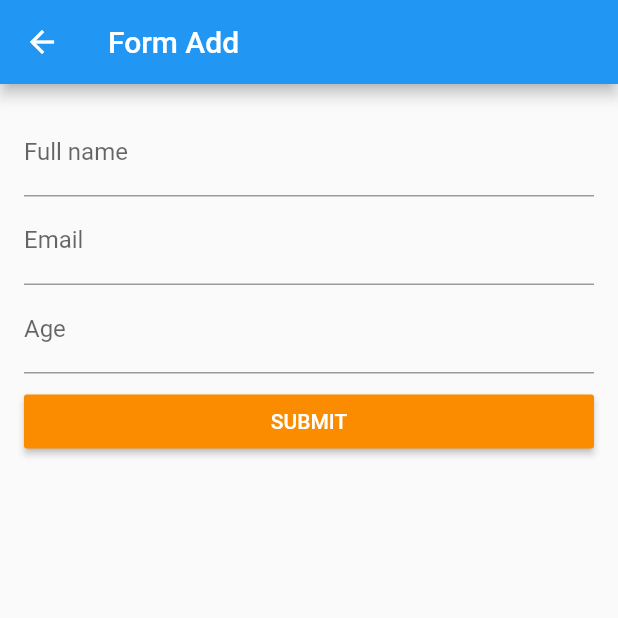
After one commit to mohan0596/flutter_assignment, a Flutter app: the FormAddScreen screen opened directly, on a phone screen of 412 x 824 dp, the top half of it. The commit adds this screen. Run offline on Flutter 3.47's test engine with Material 2 defaults, Android fonts, the phone set to English and light mode, and no system bars.

Commit message:
Form add screen

```diff
--- /dev/null
+++ b/lib/model/profile.dart
@@ -0,0 +1,35 @@
+import 'dart:convert';
+
+class Profile {
+  int id;
+  String name;
+  String email;
+  int age;
+
+  Profile({this.id = 0, this.name, this.email, this.age});
+
+  factory Profile.fromJson(Map<String, dynamic> map) {
+    return Profile(
+        id: map["id"], name: map["name"], email: map["email"], age: map["age"]);
+  }
+
+  Map<String, dynamic> toJson() {
+    return {"id": id, "name": name, "email": email, "age": age};
+  }
+
+  @override
+  String toString() {
+    return 'Profile{id: $id, name: $name, email: $email, age: $age}';
+  }
+
+}
+
+List<Profile> profileFromJson(String jsonData) {
+  final data = json.decode(jsonData);
+  return List<Profile>.from(data.map((item) => Profile.fromJson(item)));
+}
+
+String profileToJson(Profile data) {
+  final jsonData = data.toJson();
+  return json.encode(jsonData);
+}
--- /dev/null
+++ b/lib/ui/formadd/form_add_screen.dart
@@ -0,0 +1,199 @@
+import 'package:flutter/material.dart';
+import 'package:flutter_app/api/api_service.dart';
+import 'package:flutter_app/model/profile.dart';
+
+final GlobalKey<ScaffoldState> _scaffoldState = GlobalKey<ScaffoldState>();
+
+class FormAddScreen extends StatefulWidget {
+  Profile profile;
+
+  FormAddScreen({this.profile});
+
+  @override
+  _FormAddScreenState createState() => _FormAddScreenState();
+}
+
+class _FormAddScreenState extends State<FormAddScreen> {
+  bool _isLoading = false;
+  ApiService _apiService = ApiService();
+  bool _isFieldNameValid;
+  bool _isFieldEmailValid;
+  bool _isFieldAgeValid;
+  TextEditingController _controllerName = TextEditingController();
+  TextEditingController _controllerEmail = TextEditingController();
+  TextEditingController _controllerAge = TextEditingController();
+
+  @override
+  void initState() {
+    if (widget.profile != null) {
+      _isFieldNameValid = true;
+      _controllerName.text = widget.profile.name;
+      _isFieldEmailValid = true;
+      _controllerEmail.text = widget.profile.email;
+      _isFieldAgeValid = true;
+      _controllerAge.text = widget.profile.age.toString();
+    }
+    super.initState();
+  }
+
+  @override
+  Widget build(BuildContext context) {
+    return Scaffold(
+      key: _scaffoldState,
+      appBar: AppBar(
+        iconTheme: IconThemeData(color: Colors.white),
+        title: Text(
+          widget.profile == null ? "Form Add" : "Change Data",
+          style: TextStyle(color: Colors.white),
+        ),
+      ),
+      body: Stack(
+        children: <Widget>[
+          Padding(
+            padding: const EdgeInsets.all(16.0),
+            child: Column(
+              crossAxisAlignment: CrossAxisAlignment.stretch,
+              children: <Widget>[
+                _buildTextFieldName(),
+                _buildTextFieldEmail(),
+                _buildTextFieldAge(),
+                Padding(
+                  padding: const EdgeInsets.only(top: 8.0),
+                  child: RaisedButton(
+                    child: Text(
+                      widget.profile == null
+                          ? "Submit".toUpperCase()
+                          : "Update Data".toUpperCase(),
+                      style: TextStyle(
+                        color: Colors.white,
+                      ),
+                    ),
+                    onPressed: () {
+                      if (_isFieldNameValid == null ||
+                          _isFieldEmailValid == null ||
+                          _isFieldAgeValid == null ||
+                          !_isFieldNameValid ||
+                          !_isFieldEmailValid ||
+                          !_isFieldAgeValid) {
+                        _scaffoldState.currentState.showSnackBar(
+                          SnackBar(
+                            content: Text("Please fill all field"),
+                          ),
+                        );
+                        return;
+                      }
+                      setState(() => _isLoading = true);
+                      String name = _controllerName.text.toString();
+                      String email = _controllerEmail.text.toString();
+                      int age = int.parse(_controllerAge.text.toString());
+                      Profile profile =
+                          Profile(name: name, email: email, age: age);
+                      if (widget.profile == null) {
+                        _apiService.createProfile(profile).then((isSuccess) {
+                          setState(() => _isLoading = false);
+                          if (isSuccess) {
+                            Navigator.pop(_scaffoldState.currentState.context, true);
+                          } else {
+                            _scaffoldState.currentState.showSnackBar(SnackBar(
+                              content: Text("Submit data failed"),
+                            ));
+                          }
+                        });
+                      } else {
+                        profile.id = widget.profile.id;
+                        _apiService.updateProfile(profile).then((isSuccess) {
+                          setState(() => _isLoading = false);
+                          if (isSuccess) {
+                            Navigator.pop(_scaffoldState.currentState.context, true);
+                          } else {
+                            _scaffoldState.currentState.showSnackBar(SnackBar(
+                              content: Text("Update data failed"),
+                            ));
+                          }
+                        });
+                      }
+                    },
+                    color: Colors.orange[600],
+                  ),
+                )
+              ],
+            ),
+          ),
+          _isLoading
+              ? Stack(
+                  children: <Widget>[
+                    Opacity(
+                      opacity: 0.3,
+                      child: ModalBarrier(
+                        dismissible: false,
+                        color: Colors.grey,
+                      ),
+                    ),
+                    Center(
+                      child: CircularProgressIndicator(),
+                    ),
+                  ],
+                )
+              : Container(),
+        ],
+      ),
+    );
+  }
+
+  Widget _buildTextFieldName() {
+    return TextField(
+      controller: _controllerName,
+      keyboardType: TextInputType.text,
+      decoration: InputDecoration(
+        labelText: "Full name",
+        errorText: _isFieldNameValid == null || _isFieldNameValid
+            ? null
+            : "Full name is required",
+      ),
+      onChanged: (value) {
+        bool isFieldValid = value.trim().isNotEmpty;
+        if (isFieldValid != _isFieldNameValid) {
+          setState(() => _isFieldNameValid = isFieldValid);
+        }
+      },
+    );
+  }
+
+  Widget _buildTextFieldEmail() {
+    return TextField(
+      controller: _controllerEmail,
+      keyboardType: TextInputType.emailAddress,
+      decoration: InputDecoration(
+        labelText: "Email",
+        errorText: _isFieldEmailValid == null || _isFieldEmailValid
+            ? null
+            : "Email is required",
+      ),
+      onChanged: (value) {
+        bool isFieldValid = value.trim().isNotEmpty;
+        if (isFieldValid != _isFieldEmailValid) {
+          setState(() => _isFieldEmailValid = isFieldValid);
+        }
+      },
+    );
+  }
+
+  Widget _buildTextFieldAge() {
+    return TextField(
+      controller: _controllerAge,
+      keyboardType: TextInputType.number,
+      decoration: InputDecoration(
+        labelText: "Age",
+        errorText: _isFieldAgeValid == null || _isFieldAgeValid
+            ? null
+            : "Age is required",
+      ),
+      onChanged: (value) {
+        bool isFieldValid = value.trim().isNotEmpty;
+        if (isFieldValid != _isFieldAgeValid) {
+          setState(() => _isFieldAgeValid = isFieldValid);
+        }
+      },
+    );
+  }
+}
--- a/pubspec.yaml
+++ b/pubspec.yaml
@@ -23,6 +23,8 @@ dependencies:
   # The following adds the Cupertino Icons font to your application.
   # Use with the CupertinoIcons class for iOS style icons.
   cupertino_icons: ^0.1.2
+
+  http: ^0.12.0+2
 
 dev_dependencies:
   flutter_test:
```
Also changed, not shown: lib/api/api_service.dart (added, +54 -0 lines), lib/ui/dashboard.dart (+58 -18 lines), pubspec.lock.
